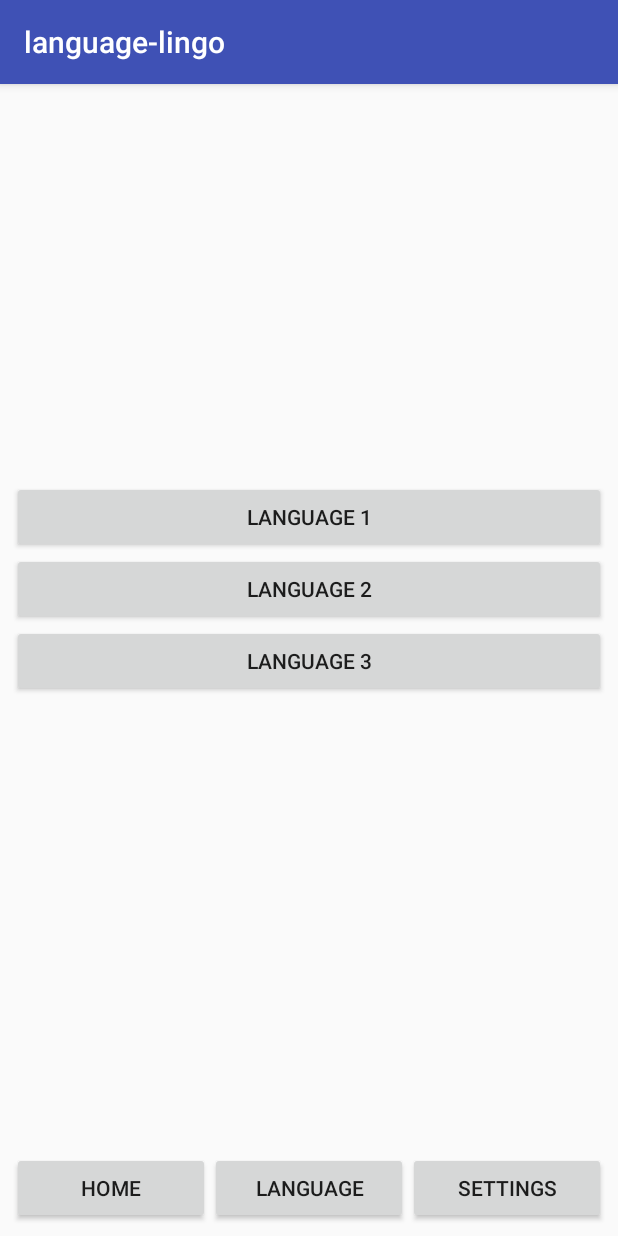
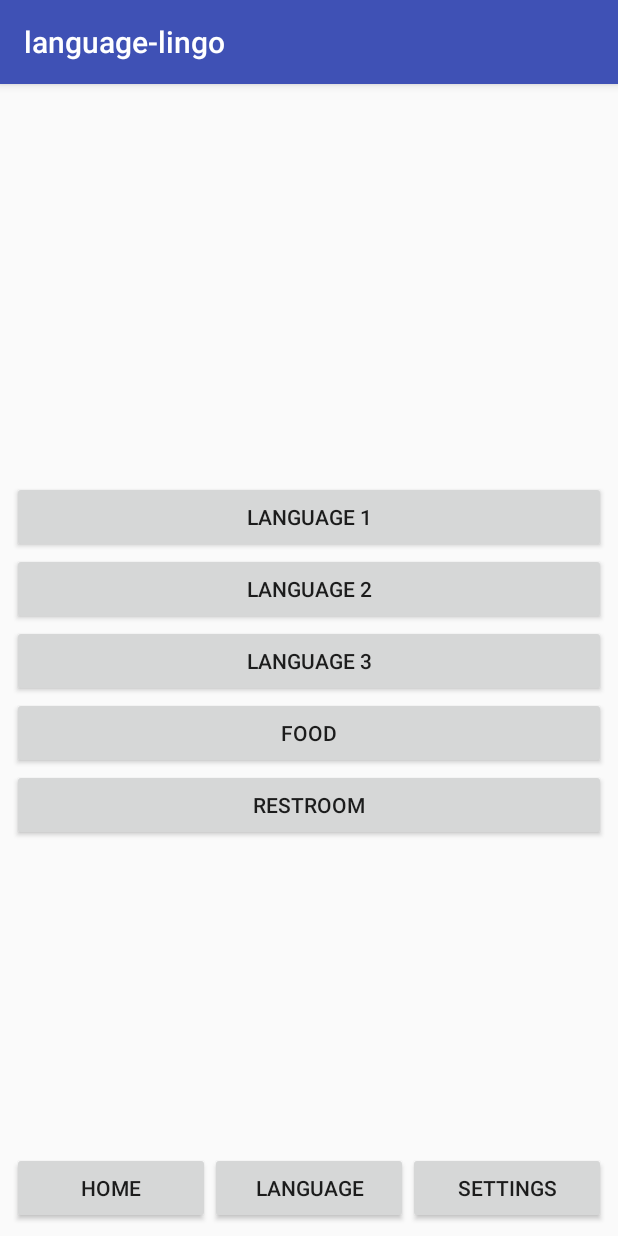
Before and after one commit to DanChunn/language-lingo, an Android app: the screen it shows after launch (MainActivity), on a phone screen of 412 x 824 dp. Run offline under Robolectric (Android 15) with nearby library versions, the phone set to English and light mode, and no system bars.

Commit message:
added fill list with categories method

```diff
--- a/app/src/main/java/com/danchunn/language_lingo/Category.java
+++ b/app/src/main/java/com/danchunn/language_lingo/Category.java
@@ -3,10 +3,6 @@ package com.danchunn.language_lingo;
 import android.util.Log;
 
 import java.util.ArrayList;
-
-/**
- * Created by echo on 8/17/17.
- */
 
 public class Category {
 
--- a/app/src/main/java/com/danchunn/language_lingo/LanguagePack.java
+++ b/app/src/main/java/com/danchunn/language_lingo/LanguagePack.java
@@ -6,9 +6,6 @@ import java.util.ArrayList;
 
 import static android.R.attr.category;
 
-/**
- * Created by echo on 8/17/17.
- */
 
 public class LanguagePack {
 
@@ -36,4 +33,11 @@ public class LanguagePack {
         }
     }
 
+    public int numberOfCategories(){
+        return categories.size();
+    }
+
+    public ArrayList<Category> getCategories(){
+        return categories;
+    }
 }
--- a/app/src/main/java/com/danchunn/language_lingo/MainActivity.java
+++ b/app/src/main/java/com/danchunn/language_lingo/MainActivity.java
@@ -3,6 +3,8 @@ package com.danchunn.language_lingo;
 import android.support.v7.app.AppCompatActivity;
 import android.os.Bundle;
 import android.util.Log;
+import android.widget.Button;
+import android.widget.LinearLayout;
 
 import org.json.JSONArray;
 import org.json.JSONException;
@@ -20,13 +22,35 @@ import static android.R.attr.key;
 public class MainActivity extends AppCompatActivity {
     private final String jsonFile = "jpn.json";
     private LanguagePack languagePackObj;
-
+    Button[] buttons;
+    LinearLayout linear;
     @Override
     protected void onCreate(Bundle savedInstanceState) {
         super.onCreate(savedInstanceState);
         setContentView(R.layout.activity_main);
         LanguagePack languagePack = readJson();
+        buttons = new Button[languagePack.numberOfCategories()];
         languagePack.printCategories();
+
+        //fill categories
+        linear = (LinearLayout) findViewById(R.id.categories);
+        fillList();
+    }
+
+    protected void fillList(){
+        ArrayList<Category> categories = languagePackObj.getCategories();
+        for(int i = 0; i < categories.size(); i++){
+            Button button = createButton(categories.get(i).getCategoryName(), i);
+            buttons[i] = button;
+            linear.addView(button);
+        }
+    }
+
+    protected Button createButton(String text, int tag){
+        Button button = new Button(this);
+        button.setText(text);
+        button.setTag(tag);
+        return button;
     }
 
     //parses json file to add phrases to categories and categories to a languagepack
--- a/app/src/main/java/com/danchunn/language_lingo/Phrase.java
+++ b/app/src/main/java/com/danchunn/language_lingo/Phrase.java
@@ -1,10 +1,6 @@
 package com.danchunn.language_lingo;
 
 import android.util.Log;
-
-/**
- * Created by echo on 8/17/17.
- */
 
 public class Phrase {
 
--- a/app/src/main/res/layout/activity_main.xml
+++ b/app/src/main/res/layout/activity_main.xml
@@ -44,33 +44,34 @@
     </LinearLayout>
 
     <LinearLayout
+        android:id="@+id/categories"
         android:layout_width="0dp"
         android:layout_height="439dp"
+        android:layout_marginBottom="8dp"
+        android:layout_marginLeft="8dp"
+        android:layout_marginRight="8dp"
         android:orientation="vertical"
-        android:layout_marginRight="8dp"
-        app:layout_constraintRight_toRightOf="parent"
-        android:layout_marginLeft="8dp"
+        app:layout_constraintBottom_toTopOf="@+id/linearLayout"
         app:layout_constraintLeft_toLeftOf="parent"
-        android:layout_marginBottom="8dp"
-        app:layout_constraintBottom_toTopOf="@+id/linearLayout">
+        app:layout_constraintRight_toRightOf="parent">
 
         <Button
             android:id="@+id/button10"
             android:layout_width="match_parent"
             android:layout_height="wrap_content"
-            android:text="Language 1" />
+            android:text="Language 1"/>
 
         <Button
             android:id="@+id/button11"
             android:layout_width="match_parent"
             android:layout_height="wrap_content"
-            android:text="Language 2" />
+            android:text="Language 2"/>
 
         <Button
             android:id="@+id/button12"
             android:layout_width="match_parent"
             android:layout_height="wrap_content"
-            android:text="Language 3" />
+            android:text="Language 3"/>
     </LinearLayout>
 
 </android.support.constraint.ConstraintLayout>
```
